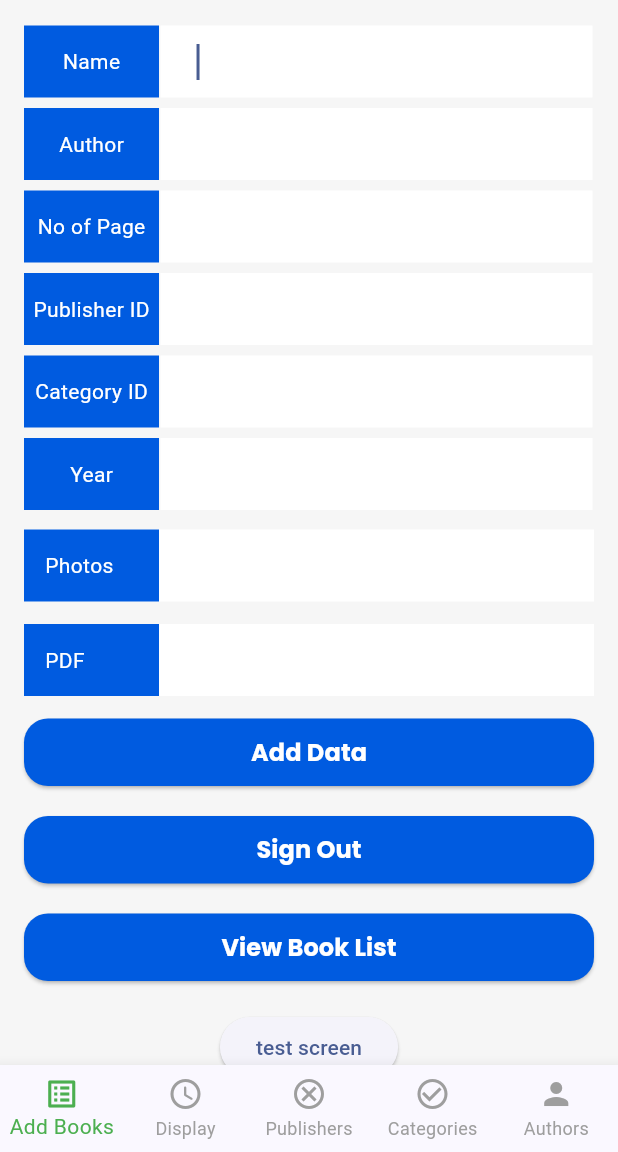
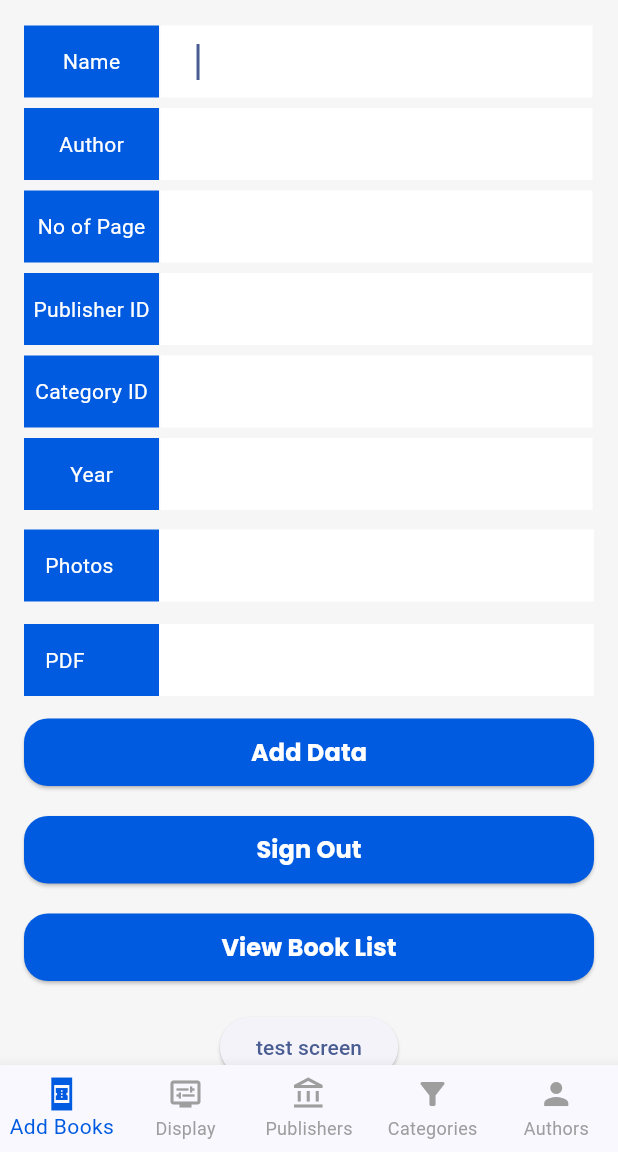
Before and after one commit to musfique113/library_admin_dashboard, a Flutter app: the BottomNavbarScreen screen opened directly, on a phone screen of 412 x 824 dp, the part 84-1236 px from its top. Run offline on Flutter 3.47's test engine with Material 2 defaults, Android fonts, the phone set to English and light mode, and no system bars; our stand-ins replace file_picker, google_fonts, image_picker, shared_preferences; accounts and stored records are empty.

Commit message:
updated the navebar

```diff
--- a/lib/presentation/screens/bottom_nav_bar_ui/bottom_nav_bar_screen.dart
+++ b/lib/presentation/screens/bottom_nav_bar_ui/bottom_nav_bar_screen.dart
@@ -4,6 +4,7 @@ import 'package:flutter_pdf_library/presentation/screens/add_books_ui/add_book_s
 import 'package:flutter_pdf_library/presentation/screens/add_categories_ui/add_categories_screen.dart';
 import 'package:flutter_pdf_library/presentation/screens/add_publishers_ui/add_publishers_screen.dart';
 import 'package:flutter_pdf_library/presentation/screens/display_books_ui/display_books_screen.dart';
+import 'package:flutter_pdf_library/presentation/ui_component/app_colors.dart';
 
 class BottomNavbarScreen extends StatefulWidget {
   const BottomNavbarScreen({Key? key}) : super(key: key);
@@ -35,7 +36,7 @@ class _BottomNavbarScreenState extends State<BottomNavbarScreen> {
             color: Colors.grey
         ),
         showUnselectedLabels: true,
-        selectedItemColor: Colors.green,
+        selectedItemColor: AppColors.mainBlueColor,
         onTap: (int index) {
           _selectedScreenIndex = index;
           //print(_selectedScreenIndex);
@@ -44,10 +45,10 @@ class _BottomNavbarScreenState extends State<BottomNavbarScreen> {
           }
         },
         items: const [
-          BottomNavigationBarItem(icon: Icon(Icons.list_alt), label: 'Add Books'),
-          BottomNavigationBarItem(icon: Icon(Icons.access_time_rounded), label: 'Display'),
-          BottomNavigationBarItem(icon: Icon(Icons.cancel_outlined), label: 'Publishers'),
-          BottomNavigationBarItem(icon: Icon(Icons.check_circle_outline), label: 'Categories'),
+          BottomNavigationBarItem(icon: Icon(Icons.book_online_sharp), label: 'Add Books'),
+          BottomNavigationBarItem(icon: Icon(Icons.display_settings), label: 'Display'),
+          BottomNavigationBarItem(icon: Icon(Icons.account_balance_outlined), label: 'Publishers'),
+          BottomNavigationBarItem(icon: Icon(Icons.filter_list_alt), label: 'Categories'),
           BottomNavigationBarItem(icon: Icon(Icons.person), label: 'Authors'),
         ],
       ),
```
